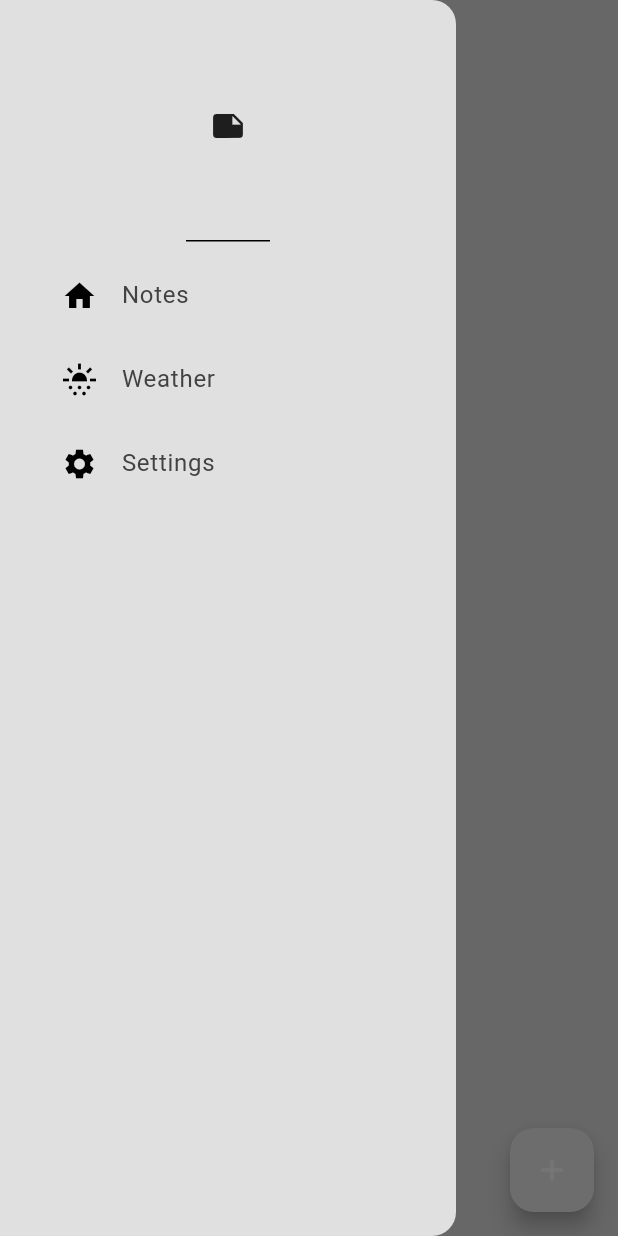
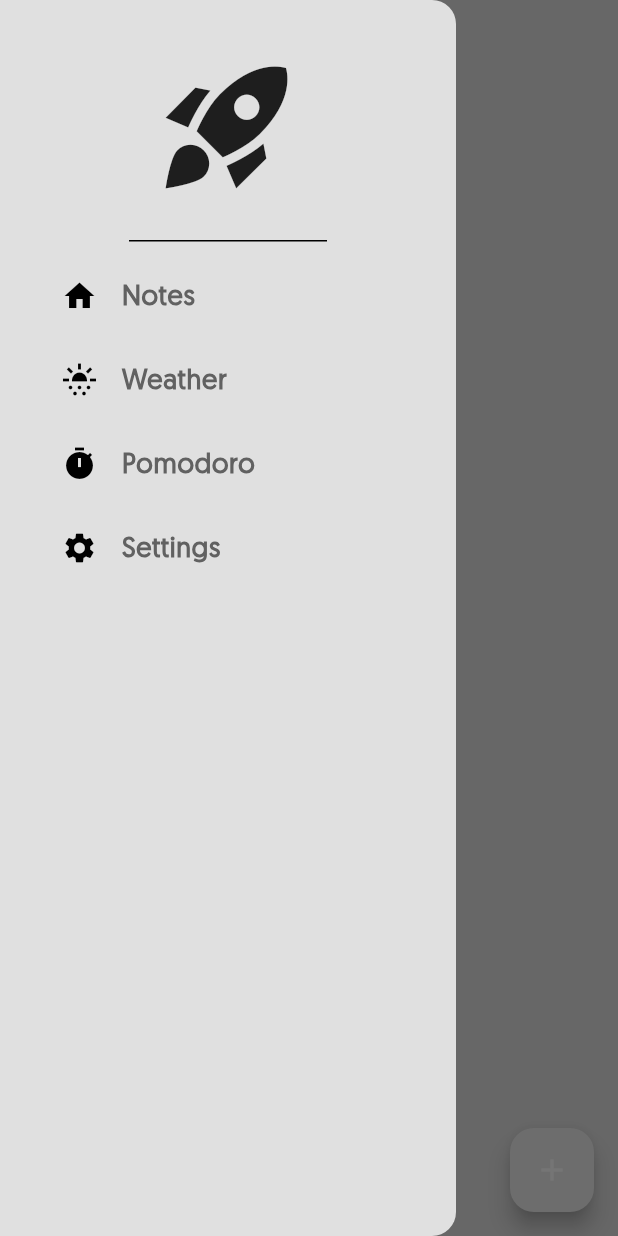
Before and after one commit to dksung101/notesApp, a Flutter app: the screen it shows after launch, with the side drawer open, on a phone screen of 412 x 824 dp. Run offline on Flutter 3.47's test engine with Material 3 defaults, Android fonts, the phone set to English and light mode, and no system bars; our stand-ins replace geocoding, geolocator, google_fonts, isar, lottie, timer_count_down; accounts and stored records are empty; generated files the repository leaves out were written again.

Commit message:
added pomodoro timer and made minor stylistic changes

```diff
--- a/lib/components/drawer.dart
+++ b/lib/components/drawer.dart
@@ -1,6 +1,7 @@
 import "package:flutter/material.dart";
 import "package:mitchkoko_notes/components/drawer_tile.dart";
 import "package:mitchkoko_notes/pages/settings.dart";
+import "package:mitchkoko_notes/pages/timer_page.dart";
 import "package:mitchkoko_notes/pages/weather_page.dart";
 
 class MyDrawer extends StatelessWidget {
@@ -12,7 +13,9 @@ class MyDrawer extends StatelessWidget {
       backgroundColor: Theme.of(context).colorScheme.background,
       child: Column(
         children: [
-            DrawerHeader(child: Icon(Icons.note)),
+          DrawerHeader(
+            child: Icon(Icons.rocket_launch_sharp, size: 100),
+          ),
           DrawerTile(
               title: "Notes",
               leading: Icon(Icons.home),
@@ -27,6 +30,15 @@ class MyDrawer extends StatelessWidget {
             },
           ),
           DrawerTile(
+            title: "Pomodoro",
+            leading: Icon(Icons.timer),
+            onTap: () {
+              Navigator.pop(context);
+              Navigator.push(context,
+                  MaterialPageRoute(builder: (context) => TimerPage()));
+            },
+          ),
+          DrawerTile(
             title: "Settings",
             leading: Icon(Icons.settings),
             onTap: () {
@@ -36,6 +48,7 @@ class MyDrawer extends StatelessWidget {
             },
           ),
         ],
-        ));
+      ),
+    );
   }
 }
--- a/lib/components/drawer_tile.dart
+++ b/lib/components/drawer_tile.dart
@@ -18,8 +18,11 @@ class DrawerTile extends StatelessWidget {
       padding: const EdgeInsets.only(left: 25),
       child: ListTile(
         title: Text(title,
-            style:
-                TextStyle(color: Theme.of(context).colorScheme.inversePrimary)),
+            style: TextStyle(
+                color: Theme.of(context).colorScheme.inversePrimary,
+                fontFamily: 'Geomanist',
+                fontSize: 18,
+                fontWeight: FontWeight.bold)),
         leading: leading,
         onTap: onTap,
       ),
--- a/lib/pages/notes_page.dart
+++ b/lib/pages/notes_page.dart
@@ -29,6 +29,9 @@ class NotesPageState extends State<NotesPage> {
         builder: (context) => AlertDialog(
               content: TextField(
                   controller: textController,
+                  style: TextStyle(
+                      color: Theme.of(context).colorScheme.inversePrimary,
+                      fontFamily: 'Brockmann'),
                   cursorColor: Theme.of(context).colorScheme.inversePrimary,
                   decoration: InputDecoration(
                     hintText: "Enter your note",
@@ -74,7 +77,19 @@ class NotesPageState extends State<NotesPage> {
         context: context,
         builder: (context) => AlertDialog(
               title: Text("Update Note"),
-              content: TextField(controller: textController),
+              content: TextField(
+                  controller: textController,
+                  style: TextStyle(
+                      color: Theme.of(context).colorScheme.inversePrimary,
+                      fontFamily: 'Brockmann'),
+                  cursorColor: Theme.of(context).colorScheme.inversePrimary,
+                  decoration: InputDecoration(
+                    hintText: "Update note",
+                    focusedBorder: UnderlineInputBorder(
+                        borderSide: BorderSide(
+                            color:
+                                Theme.of(context).colorScheme.inversePrimary)),
+                  )),
               actions: [
                 Row(
                   mainAxisAlignment: MainAxisAlignment.spaceBetween,
@@ -126,14 +141,14 @@ class NotesPageState extends State<NotesPage> {
         body: Column(
           crossAxisAlignment: CrossAxisAlignment.start,
           children: [
-            Padding(
-              padding: const EdgeInsets.only(left: 25.0),
+            Center(
               child: Text(
                 'Notes',
-                style: GoogleFonts.dmSerifText(
-                  fontSize: 48,
-                  color: Theme.of(context).colorScheme.inversePrimary,
-                ),
+                style: TextStyle(
+                    color: Theme.of(context).colorScheme.inversePrimary,
+                    fontFamily: 'Geomanist',
+                    fontSize: 48,
+                    fontWeight: FontWeight.bold),
               ),
             ),
             Expanded(
--- a/lib/themes/theme.dart
+++ b/lib/themes/theme.dart
@@ -5,17 +5,18 @@ ThemeData lightMode = ThemeData(
   colorScheme: ColorScheme.light(
     background: Colors.grey.shade300,
     primary: Colors.grey.shade200,
-    secondary: Colors.grey.shade400,
-    inversePrimary: Colors.grey.shade800,
+    secondary: const Color.fromARGB(255, 207, 140, 140),
+    inversePrimary: Colors.grey.shade700,
+    tertiary: Colors.grey.shade800,
   ),
 );
 
 ThemeData darkMode = ThemeData(
   brightness: Brightness.dark,
   colorScheme: ColorScheme.dark(
-    background: Colors.grey.shade900,
-    primary: Colors.grey.shade800,
-    secondary: Colors.grey.shade700,
-    inversePrimary: Colors.grey.shade300,
-  ),
+      background: Colors.grey.shade900,
+      primary: Colors.grey.shade800,
+      secondary: Colors.grey.shade700,
+      inversePrimary: Colors.grey.shade300,
+      tertiary: Colors.grey.shade800),
 );
```
Also changed, not shown: lib/components/note_tile.dart (+6 -1 lines), lib/pages/timer_page.dart (added, +158 -0 lines), pubspec.yaml (+7 -0 lines), fonts/brockmann-medium-webfont.ttf (added), fonts/geomanist-regular-webfont.ttf (added), pubspec.lock, 1 other file. Lines whose indentation alone changed are shown as unchanged.
